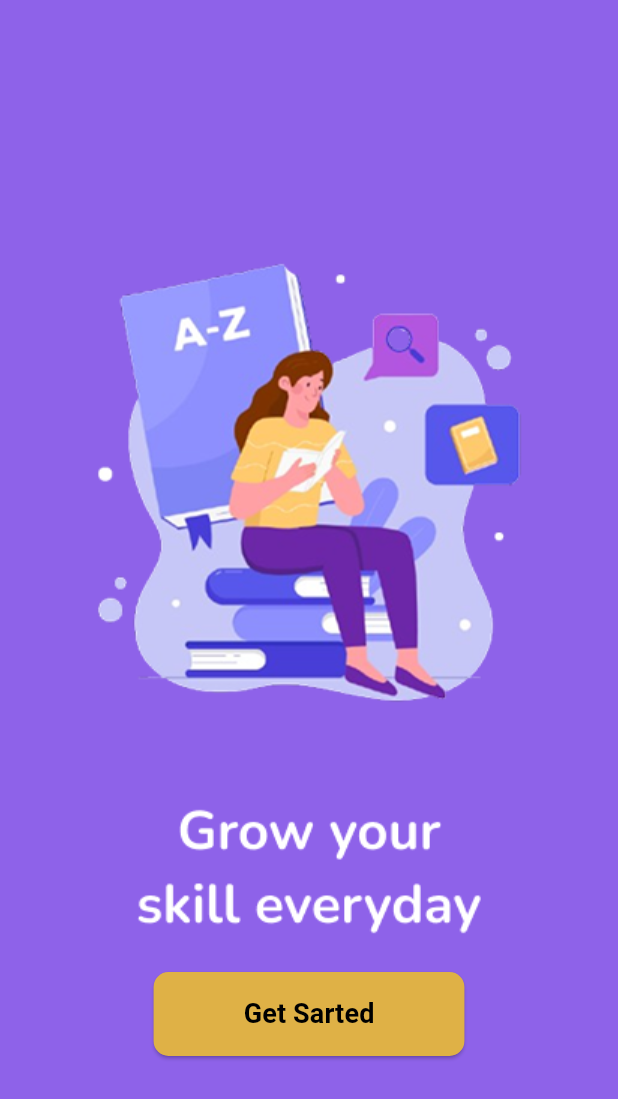
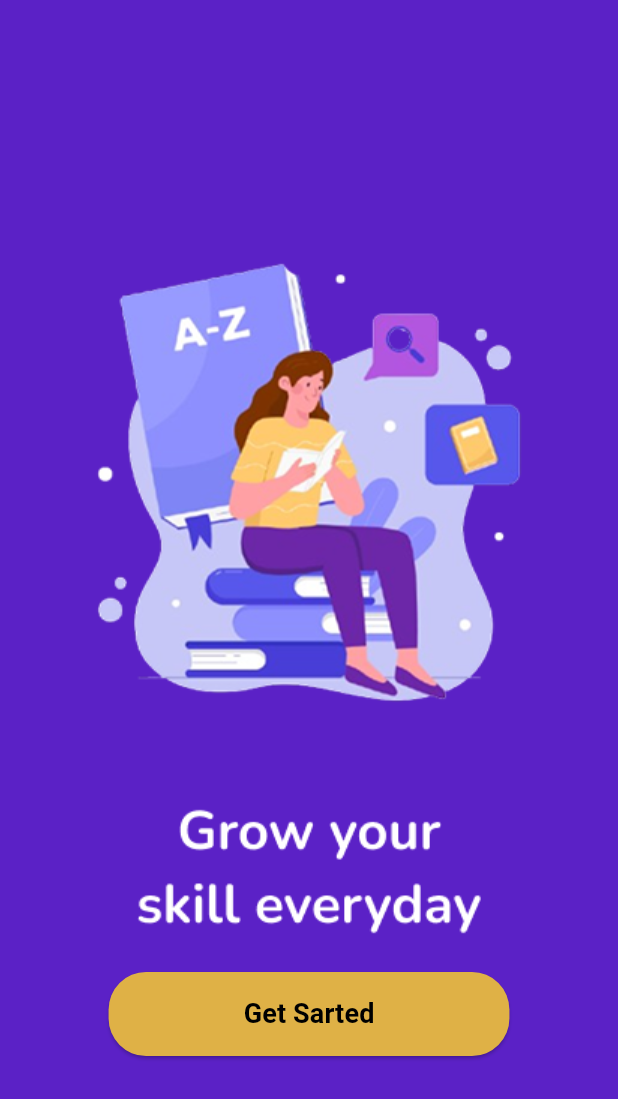
Before and after one commit to spaceijun/speakeasy-english-flutter, a Flutter app: the screen it shows after launch, on a phone screen of 412 x 824 dp. Shown: the top 1099 px of the screen. Run offline on Flutter 3.47's test engine with Material 3 defaults, Android fonts, the phone set to English and light mode, and no system bars.

Commit message:
Fix:UIHome

```diff
--- a/lib/discover_page.dart
+++ b/lib/discover_page.dart
@@ -7,14 +7,14 @@ class DiscoverPage extends StatelessWidget {
   @override
   Widget build(BuildContext context) {
     return Scaffold(
-      backgroundColor: Color(0XFF8E62E9),
+      backgroundColor: Color.fromARGB(255, 91, 33, 198),
       body: Center(
         child: Column(
           mainAxisAlignment: MainAxisAlignment.center,
           children: [
             Container(
-              width: 403, // Lebar gambar dikecilkan
-              height: 508, // Tinggi gambar dikecilkan
+              width: 403,
+              height: 508,
               decoration: const BoxDecoration(
                 image: DecorationImage(
                   fit: BoxFit.contain,
@@ -36,11 +36,11 @@ class DiscoverPage extends StatelessWidget {
                 backgroundColor: const Color.fromARGB(255, 223, 177, 70),
                 foregroundColor: Color.fromARGB(255, 0, 0, 0),
                 padding: const EdgeInsets.symmetric(
-                  horizontal: 60,
+                  horizontal: 90,
                   vertical: 15,
                 ),
                 shape: RoundedRectangleBorder(
-                  borderRadius: BorderRadius.circular(10),
+                  borderRadius: BorderRadius.circular(25),
                 ),
               ),
               child: const Text(
--- a/pubspec.yaml
+++ b/pubspec.yaml
@@ -9,6 +9,7 @@ environment:
 dependencies:
   flutter:
     sdk: flutter
+  http: ^1.3.0
 
 dev_dependencies:
   flutter_test:
```
Also changed, not shown: lib/home.dart (+41 -31 lines), pubspec.lock, 1 other file.
